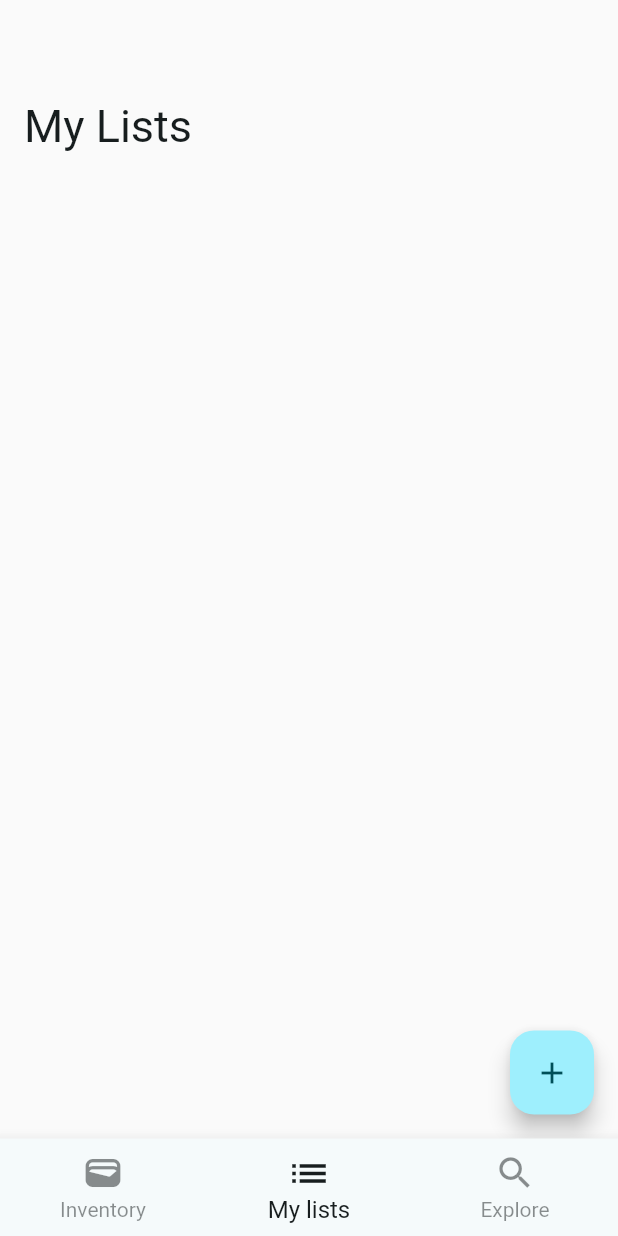
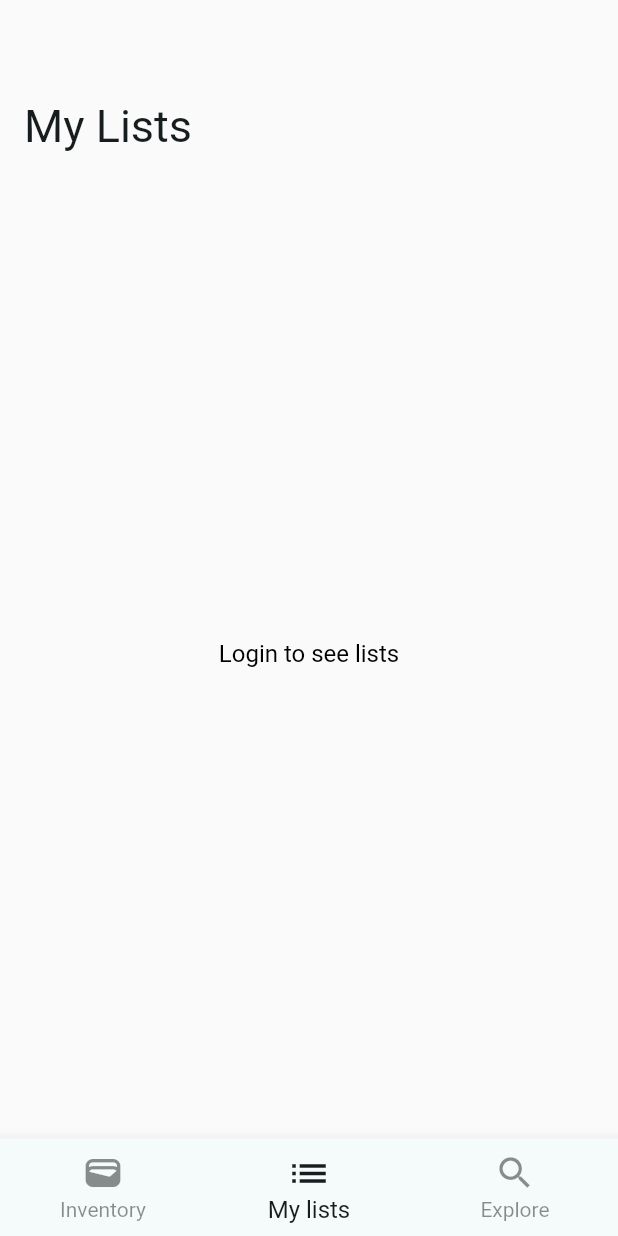
Before and after one commit to IDATA2503-Mobile-Applikasjoner/aksje_app, a Flutter app: the screen it shows after launch, item 2 of the bottom bar chosen, on a phone screen of 412 x 824 dp. Run offline on Flutter 3.47's test engine with Material 2 defaults, Android fonts, the light colour scheme and no system bars; our stand-ins replace fl_chart, flutter_secure_storage, google_fonts; accounts and stored records are empty.

Commit message:
list promts fixed(loading, log in, create list)

```diff
--- a/lib/widgets/screens/my_lists.dart
+++ b/lib/widgets/screens/my_lists.dart
@@ -1,4 +1,5 @@
 import 'package:aksje_app/models/stock_list_model.dart';
+import 'package:aksje_app/widgets/stock_list_components/stock_list_list.dart';
 import 'package:flutter/material.dart';
 import 'package:http/http.dart' as http;
 import 'dart:convert';
@@ -16,6 +17,7 @@ class MyListsPage extends StatefulWidget {
 
 class _MyListsPageState extends State<MyListsPage> {
   List<StockListModel> lists = [];
+  bool isLoading = true;
 
   @override
   void initState() {
@@ -28,26 +30,26 @@ class _MyListsPageState extends State<MyListsPage> {
     _fetchDataFromServer();
   }
 
-  void _fetchDataFromServer() async {
+  Future<void> _fetchDataFromServer() async {
     try {
-      UserProvider userProvider = Provider.of<UserProvider>(context);
+      UserProvider userProvider = Provider.of<UserProvider>(context, listen: false);
       var uid = userProvider.user!.uid;
-      print(uid);
       var baseURL = Uri.parse("http://10.0.2.2:8080/api/list/listsbyuid/$uid");
       var response = await http.get(baseURL);
 
       if (response.statusCode == 200) {
         List responseData = jsonDecode(response.body);
         setState(() {
-          lists = responseData
-              .map((data) => StockListModel.fromJson(data))
-              .toList();
+          lists = responseData.map((data) => StockListModel.fromJson(data)).toList();
+          isLoading = false;
         });
       } else {
         print('Request failed with status: ${response.statusCode}.');
+        isLoading = false;
       }
     } catch (e) {
       print(e);
+      isLoading = false;
     }
   }
 
@@ -55,21 +57,53 @@ class _MyListsPageState extends State<MyListsPage> {
 Widget build(BuildContext context) {
   UserProvider userProvider = Provider.of<UserProvider>(context);
   User? user = userProvider.user;
+  if (userProvider.user == null) {
     return Scaffold(
       appBar: AppBar(
         title: const Text('My Lists'),
       ),
-      body: ListView.builder(
-        itemCount: lists.length,
-        itemBuilder: (context, index) {
-          return ListTile(
-            leading: const Icon(Icons.list),
-            title: Text(lists[index].name),
-            onTap: () {
-              // Handle list tap
-            },
+      body: const Center(
+        child: Padding(
+          padding: EdgeInsets.all(16.0),
+          child: Column(
+            mainAxisAlignment: MainAxisAlignment.center,
+            crossAxisAlignment: CrossAxisAlignment.center,
+            children: [
+              Text("Login to see lists"),
+            ],
+          ),
+        ),
+      ),
     );
-        },
+  }
+
+  return Scaffold(
+    appBar: AppBar(
+      title: const Text('My Lists'),
+    ),
+    body: lists.isEmpty
+        ? Center(
+            child: isLoading
+                ? CircularProgressIndicator()
+                : const Padding(
+                    padding: EdgeInsets.all(16.0),
+                    child: Column(
+                      mainAxisAlignment: MainAxisAlignment.center,
+                      crossAxisAlignment: CrossAxisAlignment.center,
+                      children: [
+                        Text("No lists found. Press + button to add a new list"),
+                      ],
+                    ),
+                  ),
+          )
+        : Column(
+            children: <Widget>[
+              Expanded(
+                child: StockListModelList(
+                  stockLists: lists,
+                ),
+              )
+            ],
           ),
     floatingActionButton: FloatingActionButton(
       onPressed: () {
```
Lines whose indentation alone changed are shown as unchanged.
